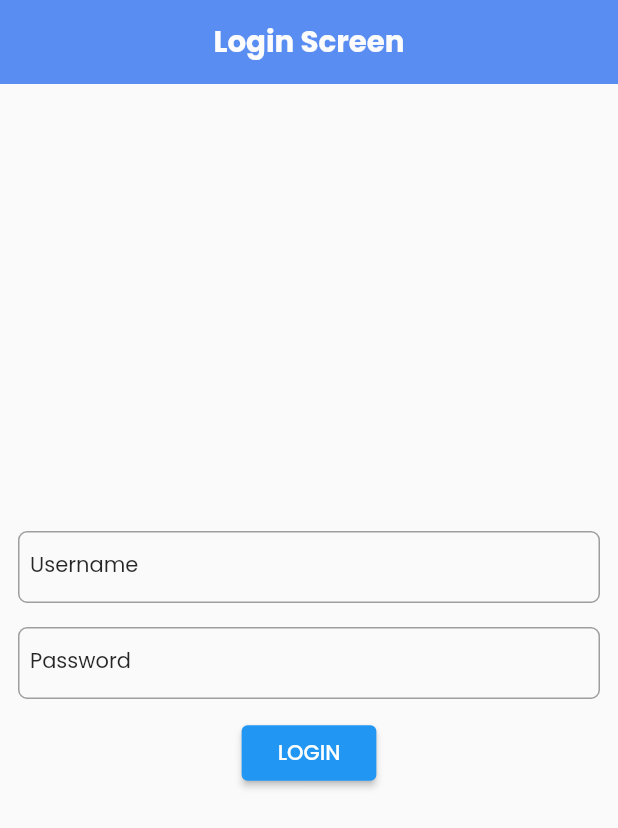
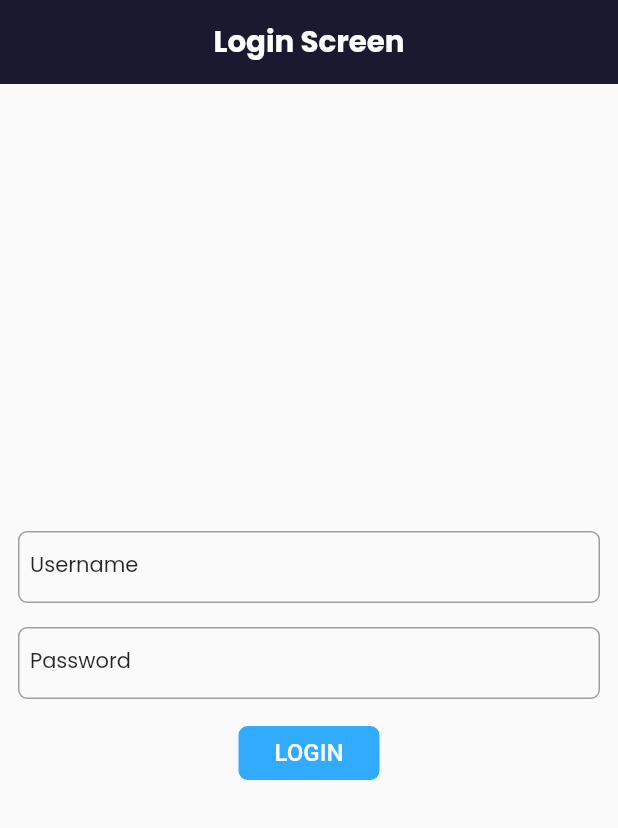
Before and after one commit to manil-123/clean-code-with-test-driven-development, a Flutter app: the screen it shows after launch, on a phone screen of 412 x 824 dp. Shown: the top 828 px of the screen. Run offline on Flutter 3.47's test engine with Material 2 defaults, Android fonts, the phone set to English and light mode, and no system bars; our stand-ins replace dartz, equatable, flutter_bloc, flutter_screenutil, get_it, google_fonts and 1 more.

```diff
--- a/lib/app/router/app_router.dart
+++ b/lib/app/router/app_router.dart
@@ -1,4 +1,5 @@
 import 'package:ecom_clean_code/core/constants/routes.dart';
+import 'package:ecom_clean_code/features/dashboard/presentation/pages/dashboard_screen.dart';
 import 'package:ecom_clean_code/features/home/presentation/pages/home_screen.dart';
 import 'package:ecom_clean_code/features/login/presentation/pages/login_screen.dart';
 import 'package:ecom_clean_code/splash_screen.dart';
@@ -15,6 +16,10 @@ class AppRouter {
         return MaterialPageRoute(
           builder: (_) => const HomeScreen(),
         );
+      case Routes.dashboardPageRoute:
+        return MaterialPageRoute(
+          builder: (_) => const DashboardScreen(),
+        );
       default:
         return MaterialPageRoute(
           builder: (_) => const SplashScreen(),
--- a/lib/app/theme/theme_data.dart
+++ b/lib/app/theme/theme_data.dart
@@ -1,14 +1,16 @@
+import 'package:ecom_clean_code/app/theme/app_colors.dart';
+import 'package:ecom_clean_code/core/constants/constants.dart';
 import 'package:flutter/material.dart';
 import 'package:flutter_screenutil/flutter_screenutil.dart';
 import 'package:google_fonts/google_fonts.dart';
 
 ThemeData get lightTheme => ThemeData(
       // primarySwatch: MaterialColor(0XFF598DF2, color),
-      primaryColor: Color(0XFF598DF2),
+      primaryColor: AppColors.primary,
       appBarTheme: AppBarTheme(
         centerTitle: true,
         elevation: 0,
-        backgroundColor: Color(0XFF598DF2),
+        backgroundColor: AppColors.primaryDark,
         foregroundColor: Colors.white,
         titleTextStyle: GoogleFonts.poppins(
           fontSize: 20.0.sp,
@@ -17,6 +19,36 @@ ThemeData get lightTheme => ThemeData(
         ),
       ),
       fontFamily: 'Poppins',
+      elevatedButtonTheme: ElevatedButtonThemeData(
+        style: ElevatedButton.styleFrom(
+          backgroundColor: AppColors.blueDark,
+          padding: const EdgeInsets.symmetric(horizontal: 34.0, vertical: 16.0),
+          textStyle: const TextStyle(
+            fontSize: 16,
+            color: Colors.white,
+            fontWeight: FontWeight.w500,
+          ),
+          elevation: 0,
+          shape: RoundedRectangleBorder(
+            borderRadius: BorderRadius.circular(6.0),
+          ),
+        ),
+      ),
+      textButtonTheme: TextButtonThemeData(
+        style: ElevatedButton.styleFrom(
+          backgroundColor: Colors.white,
+          padding: const EdgeInsets.symmetric(horizontal: 34.0, vertical: 16.0),
+          textStyle: const TextStyle(
+            fontSize: 16,
+            color: Colors.white,
+            fontWeight: FontWeight.w500,
+          ),
+          elevation: 0,
+          shape: RoundedRectangleBorder(
+            borderRadius: BorderRadius.circular(6.0),
+          ),
+        ),
+      ),
       textTheme: TextTheme(
         headline1: GoogleFonts.poppins(
           fontSize: 20.0.sp,
--- a/lib/core/constants/routes.dart
+++ b/lib/core/constants/routes.dart
@@ -1,5 +1,6 @@
 class Routes {
   static const String splashScreenRoute = '/';
   static const String loginPageRoute = '/loginScreen';
+  static const String dashboardPageRoute = '/dashboardScreen';
   static const String homePageRoute = '/homeScreen';
 }
--- a/lib/core/widgets/message_widget.dart
+++ b/lib/core/widgets/message_widget.dart
@@ -1,4 +1,4 @@
-import 'package:ecom_clean_code/core/constants/constants.dart';
+import 'package:ecom_clean_code/app/theme/app_colors.dart';
 import 'package:flutter/material.dart';
 
 void showErrorInfo(BuildContext context, String errorMessage) {
@@ -16,7 +16,7 @@ SnackBar _getErrorWidget(String errorMessage) {
       errorMessage,
       style: const TextStyle(color: Colors.white, fontSize: 16),
     ),
-    backgroundColor: AppColors.errorIconColor,
+    backgroundColor: AppColors.secondaryDark,
     behavior: SnackBarBehavior.floating,
     elevation: 0,
     action: SnackBarAction(
```
Also changed, not shown: lib/app/theme/app_colors.dart (added, +28 -0 lines), lib/core/constants/constants.dart (+0 -11 lines), lib/features/dashboard/presentation/pages/dashboard_screen.dart (added, +70 -0 lines), lib/features/login/data/datasource/login_remote_data_source.dart (+8 -0 lines), lib/splash_screen.dart (+23 -5 lines).
